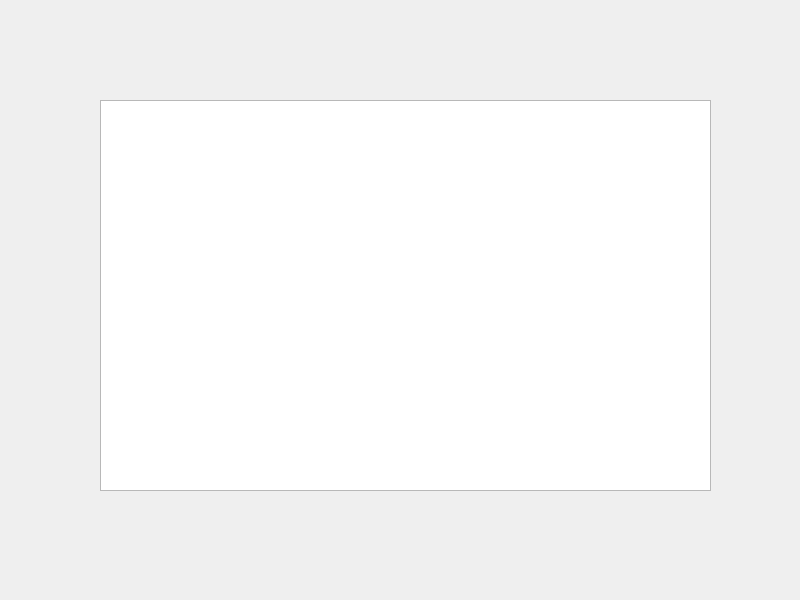
This is kernel/charter/charter.ui in Sugar0406/DataViwer as Qt 5 draws it before an edit. The edited form follows.
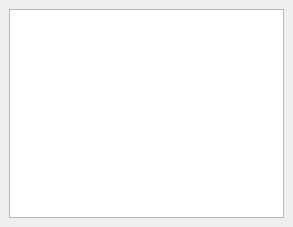
This is the edited form.

Patch:
```diff
--- a/kernel/charter/charter.ui
+++ b/kernel/charter/charter.ui
@@ -6,24 +6,25 @@
    <rect>
     <x>0</x>
     <y>0</y>
-    <width>800</width>
-    <height>600</height>
+    <width>293</width>
+    <height>227</height>
    </rect>
   </property>
   <property name="windowTitle">
    <string>選擇圖表</string>
   </property>
   <widget class="QWidget" name="centralwidget">
-   <widget class="QTableView" name="tableView">
-    <property name="geometry">
-     <rect>
-      <x>100</x>
-      <y>100</y>
-      <width>611</width>
-      <height>391</height>
-     </rect>
-    </property>
-   </widget>
+   <property name="font">
+    <font>
+     <family>微軟正黑體</family>
+     <pointsize>14</pointsize>
+    </font>
+   </property>
+   <layout class="QVBoxLayout" name="verticalLayout">
+    <item>
+     <widget class="QListView" name="chart_listView"/>
+    </item>
+   </layout>
   </widget>
  </widget>
  <resources/>
```
